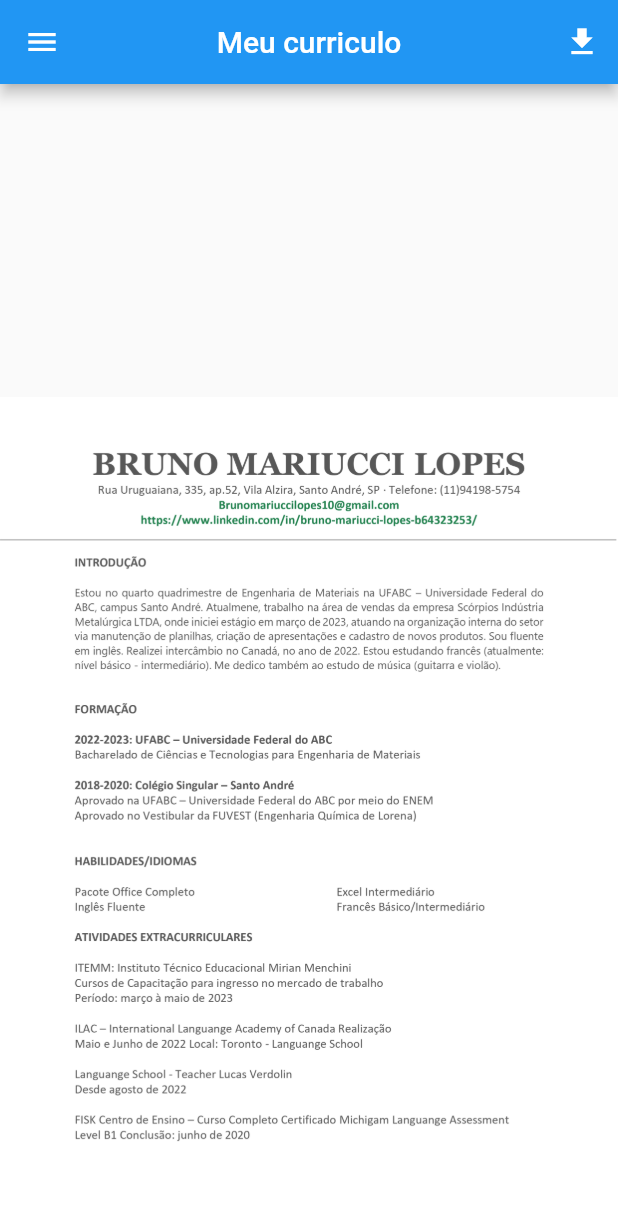
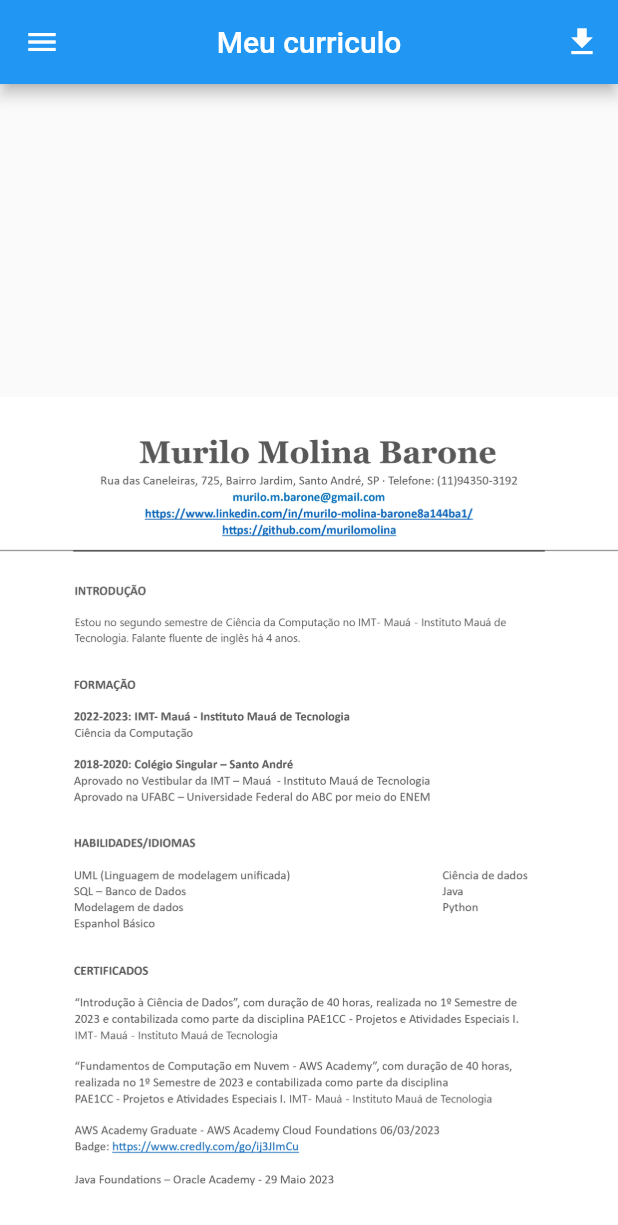
Before and after one commit to murilomolina/PAE-dart_projeto_final, a Flutter app: the PaginaCurriculo screen opened directly, on a phone screen of 412 x 824 dp. Shown: the top 1225 px of the screen. Run offline on Flutter 3.47's test engine with Material 2 defaults, Android fonts, the phone set to English and light mode, and no system bars; our stand-ins replace fluttertoast; network calls fail; key blocks and very long unbroken strings in the code were emptied for the run.

Commit message:
p_final(dart flutter): curriculo add

```diff
--- a/portifolio/lib/pages/pagina_curriculo.dart
+++ b/portifolio/lib/pages/pagina_curriculo.dart
@@ -11,7 +11,7 @@ class PaginaCurriculo extends StatelessWidget {
   const PaginaCurriculo({super.key});
 
   Future<void> _downloadPDF(BuildContext context) async {
-    const assetPath = 'lib/assets/curriculo-teste.pdf';
+    const assetPath = 'lib/assets/curriculo.pdf';
     final directory = await getApplicationDocumentsDirectory();
     final filePath = '${directory.path}/curriculo.pdf';
 
@@ -57,7 +57,7 @@ class PaginaCurriculo extends StatelessWidget {
         child:
         ListView(
         children:[
-        Image.asset('lib/assets/curriculo-teste_page-0001.jpg', height: 1000),
+        Image.asset('lib/assets/curriculo.jpg', height: 1000),
         ],
       ),
       ),
--- a/portifolio/pubspec.yaml
+++ b/portifolio/pubspec.yaml
@@ -69,8 +69,8 @@ flutter:
       - lib/assets/certificados/clmsCertificate_page-0001.jpg
       - lib/assets/certificados/CM3033-IntrodjucaoaCienciadjeDadjos-2023 (1)_page-0001.jpg
       - lib/assets/certificados/CM4042-FundjamentosdjeComputacaoemNuvem-AWSAcadjemy-2023 (1)_page-0001.jpg
-      - lib/assets/curriculo-teste_page-0001.jpg
-      - lib/assets/curriculo-teste.pdf
+      - lib/assets/curriculo.jpg
+      - lib/assets/curriculo.pdf
   #   - images/a_dot_ham.jpeg
 
   # An image asset can refer to one or more resolution-specific "variants", see
```
Also changed, not shown: portifolio/lib/assets/curriculo-teste_page-0001.jpg (deleted), portifolio/lib/assets/curriculo.jpg (added), 2 other files.
